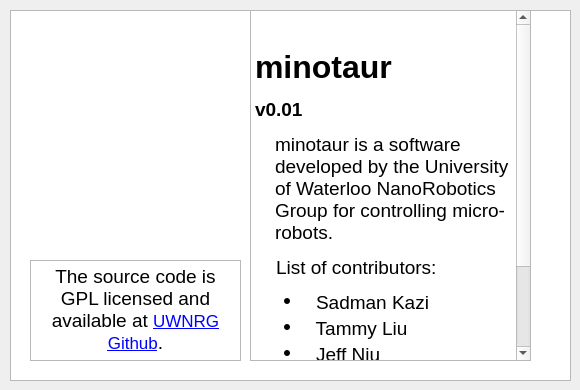
Qt form code/gui/actionabout.ui (uwnrg/minotaur-cpp) before a commit.
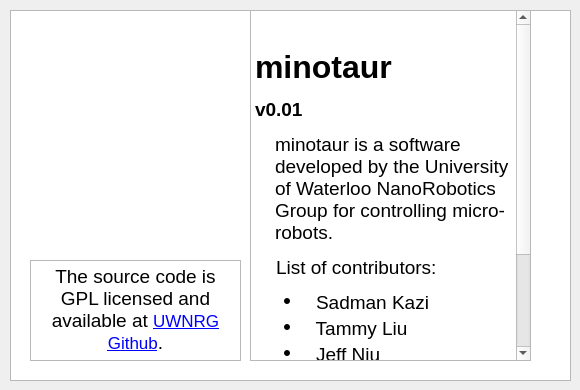
The same form after that commit.

```diff
--- a/code/gui/actionabout.ui
+++ b/code/gui/actionabout.ui
@@ -38,7 +38,8 @@
 &lt;li style=&quot; margin-top:3px; margin-bottom:0px; margin-left:0px; margin-right:0px; -qt-block-indent:0; text-indent:0px;&quot;&gt;&lt;span style=&quot; font-family:'MS Shell Dlg 2'; font-size:14pt; color:#000000;&quot;&gt;    William Zou&lt;/span&gt;&lt;/li&gt;
 &lt;li style=&quot; margin-top:3px; margin-bottom:0px; margin-left:0px; margin-right:0px; -qt-block-indent:0; text-indent:0px;&quot;&gt;&lt;span style=&quot; font-family:'MS Shell Dlg 2'; font-size:14pt; color:#000000;&quot;&gt;    Ahmed Sabie&lt;/span&gt;&lt;/li&gt;
 &lt;li style=&quot; margin-top:3px; margin-bottom:0px; margin-left:0px; margin-right:0px; -qt-block-indent:0; text-indent:0px;&quot;&gt;&lt;span style=&quot; font-family:'MS Shell Dlg 2'; font-size:14pt; color:#000000;&quot;&gt;    Beini Fang&lt;/span&gt;&lt;/li&gt;
-&lt;li style=&quot; margin-top:3px; margin-bottom:0px; margin-left:0px; margin-right:0px; -qt-block-indent:0; text-indent:0px;&quot;&gt;&lt;span style=&quot; font-family:'MS Shell Dlg 2'; font-size:14pt; color:#000000;&quot;&gt;    Brett Selby&lt;/span&gt;&lt;/li&gt;&lt;/ul&gt;&lt;/body&gt;&lt;/html&gt;</string>
+&lt;li style=&quot; margin-top:3px; margin-bottom:0px; margin-left:0px; margin-right:0px; -qt-block-indent:0; text-indent:0px;&quot;&gt;&lt;span style=&quot; font-family:'MS Shell Dlg 2'; font-size:14pt; color:#000000;&quot;&gt;    Brett Selby&lt;/span&gt;&lt;/li&gt;
+&lt;li style=&quot; margin-top:3px; margin-bottom:0px; margin-left:0px; margin-right:0px; -qt-block-indent:0; text-indent:0px;&quot;&gt;&lt;span style=&quot; font-family:'MS Shell Dlg 2'; font-size:14pt; color:#000000;&quot;&gt;    Mayank Kanoria&lt;/span&gt;&lt;/li&gt;&lt;/ul&gt;&lt;/body&gt;&lt;/html&gt;</string>
    </property>
   </widget>
   <widget class="QGraphicsView" name="graphicsView">
```
